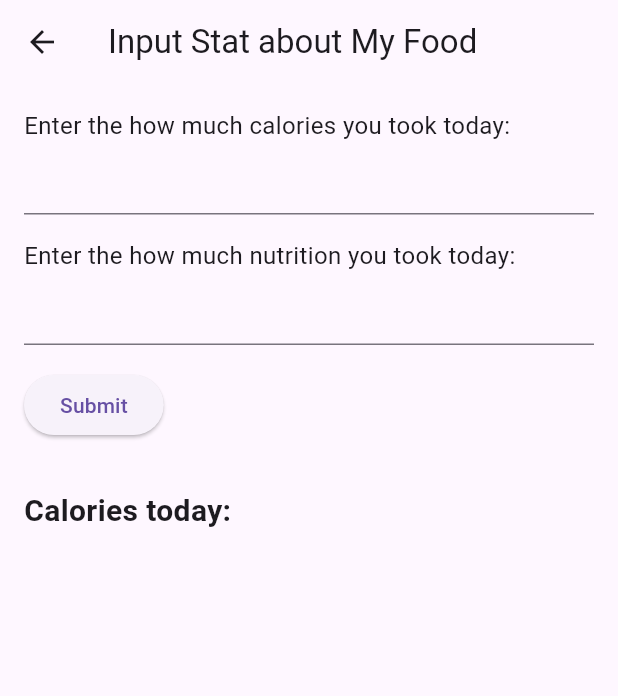
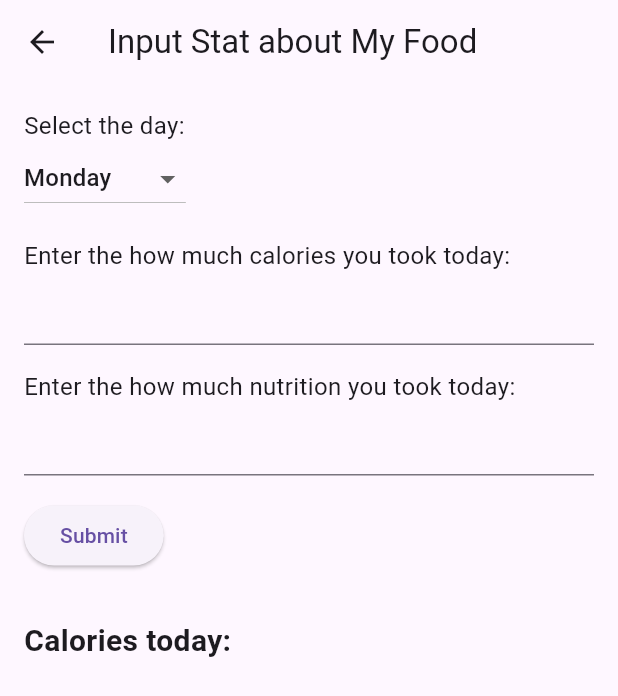
Before and after one commit to Foxtrot1207/CS3541-Group-Project, a Flutter app: the MyHomePage screen opened directly, after a tap on "Submit", on a phone screen of 412 x 824 dp. Shown: the top 696 px of the screen. Run offline on Flutter 3.47's test engine with Material 3 defaults, Android fonts, the phone set to English and light mode, and no system bars; our stand-ins replace cloud_firestore, firebase_core, firebase_database; accounts and stored records are empty.

Commit message:
modify the inputStat - add a new function

```diff
--- a/lib/controller/inputStatController.dart
+++ b/lib/controller/inputStatController.dart
@@ -1,6 +1,5 @@
 import 'package:flutter/material.dart';
 import 'package:firebase_core/firebase_core.dart';
-
 import '../model/inputStatModel.dart';
 import '../view/inputStatView.dart';
 
@@ -28,11 +27,12 @@ class MyApp extends StatelessWidget {
             home: MyHomePageContainer(),
           );
         }
-        return MaterialApp(); // Placeholder for loading state
+        return MaterialApp();
       },
     );
   }
 }
+
 
 class MyHomePageContainer extends StatelessWidget {
   const MyHomePageContainer({super.key});
@@ -41,8 +41,8 @@ class MyHomePageContainer extends StatelessWidget {
   Widget build(BuildContext context) {
     return MyHomePage(
       title: 'Input Stat about My Food',
-      addStatCallback: (String calories, String nutrition) {
-        StatModel().addStat(calories, nutrition);
+      addStatCallback: (String day, String calories, String nutrition) {
+        StatModel().addStat(day, calories, nutrition);
       },
     );
   }
--- a/lib/model/inputStatModel.dart
+++ b/lib/model/inputStatModel.dart
@@ -1,18 +1,17 @@
-//import 'dart:html';
 
 import 'package:firebase_database/firebase_database.dart';
 
 class StatModel {
   final DatabaseReference _databaseReference = FirebaseDatabase.instance.ref();
 
-  Future<void> addStat(String calories, String nutrition) async {
-    await _databaseReference.child("stats").push().set({
+  Future<void> addStat(String day, String calories, String nutrition) async {
+    await _databaseReference.child("stats").child(day).push().set({
       "calories": calories,
       "nutrition": nutrition,
     });
   }
 
-  Stream<DatabaseEvent> getStatsStream() {
+  Stream<DatabaseEvent> getStatsStream(String date) {
     return _databaseReference.child("stats").onValue;
   }
 }
--- a/lib/view/inputStatView.dart
+++ b/lib/view/inputStatView.dart
@@ -1,21 +1,30 @@
+
 import 'package:flutter/material.dart';
 
-class MyHomePage extends StatelessWidget {
+class MyHomePage extends StatefulWidget {
   final String title;
   final TextEditingController caloriesController = TextEditingController();
   final TextEditingController nutritionController = TextEditingController();
-  final Function(String, String) addStatCallback;
+  final Function(String, String, String) addStatCallback;
 
-  MyHomePage({super.key,
+  MyHomePage({
+    Key? key,
     required this.title,
     required this.addStatCallback,
-  });
+  }) : super(key: key);
 
+  @override
+  _MyHomePageState createState() => _MyHomePageState();
+}
+
+class _MyHomePageState extends State<MyHomePage> {
+  String selectedDay = 'Monday';
+  String caloriesToday = '';
   @override
   Widget build(BuildContext context) {
     return Scaffold(
       appBar: AppBar(
-        title: Text(title),
+        title: Text(widget.title),
       ),
       body: Padding(
         padding: const EdgeInsets.all(16.0),
@@ -23,12 +32,46 @@ class MyHomePage extends StatelessWidget {
           crossAxisAlignment: CrossAxisAlignment.start,
           children: [
             Text(
+              'Select the day:',
+              style: TextStyle(fontSize: 16),
+            ),
+            DropdownButton<String>(
+              value: selectedDay,
+              onChanged: (String? newValue) {
+                if (newValue != null) {
+                  setState(() {
+                    selectedDay = newValue;
+                  });
+                }
+              },
+              items: <String>[
+                'Monday',
+                'Tuesday',
+                'Wednesday',
+                'Thursday',
+                'Friday',
+                'Saturday',
+                'Sunday',
+              ].map<DropdownMenuItem<String>>((String value) {
+                return DropdownMenuItem<String>(
+                  value: value,
+                  child: Text(value),
+                );
+              }).toList(),
+            ),
+            SizedBox(height: 16),
+            Text(
               'Enter the how much calories you took today:',
               style: TextStyle(fontSize: 16),
             ),
             TextField(
-              controller: caloriesController,
+              controller: widget.caloriesController,
               keyboardType: TextInputType.number,
+              onChanged: (value){
+                setState(() {
+                  caloriesToday = value;
+                });
+              },
             ),
             SizedBox(height: 16),
             Text(
@@ -36,24 +79,27 @@ class MyHomePage extends StatelessWidget {
               style: TextStyle(fontSize: 16),
             ),
             TextField(
-              controller: nutritionController,
+              controller: widget.nutritionController,
               keyboardType: TextInputType.number,
             ),
             SizedBox(height: 16),
             ElevatedButton(
               onPressed: () {
-                addStatCallback(caloriesController.text, nutritionController.text);
-                caloriesController.clear();
-                nutritionController.clear();
+                widget.addStatCallback(
+                  selectedDay,
+                  widget.caloriesController.text,
+                  widget.nutritionController.text,
+                );
+                widget.caloriesController.clear();
+                widget.nutritionController.clear();
               },
               child: Text('Submit'),
             ),
             SizedBox(height: 32),
             Text(
-              'Calories today:',
+              'Calories today: $caloriesToday',
               style: TextStyle(fontSize: 20, fontWeight: FontWeight.bold),
             ),
-            // Displaying stats will go here
           ],
         ),
       ),
```
Also changed, not shown: lib/inputStat.dart (added, +55 -0 lines), lib/main.dart (line endings or trailing spaces), pubspec.lock, 3 other files.
